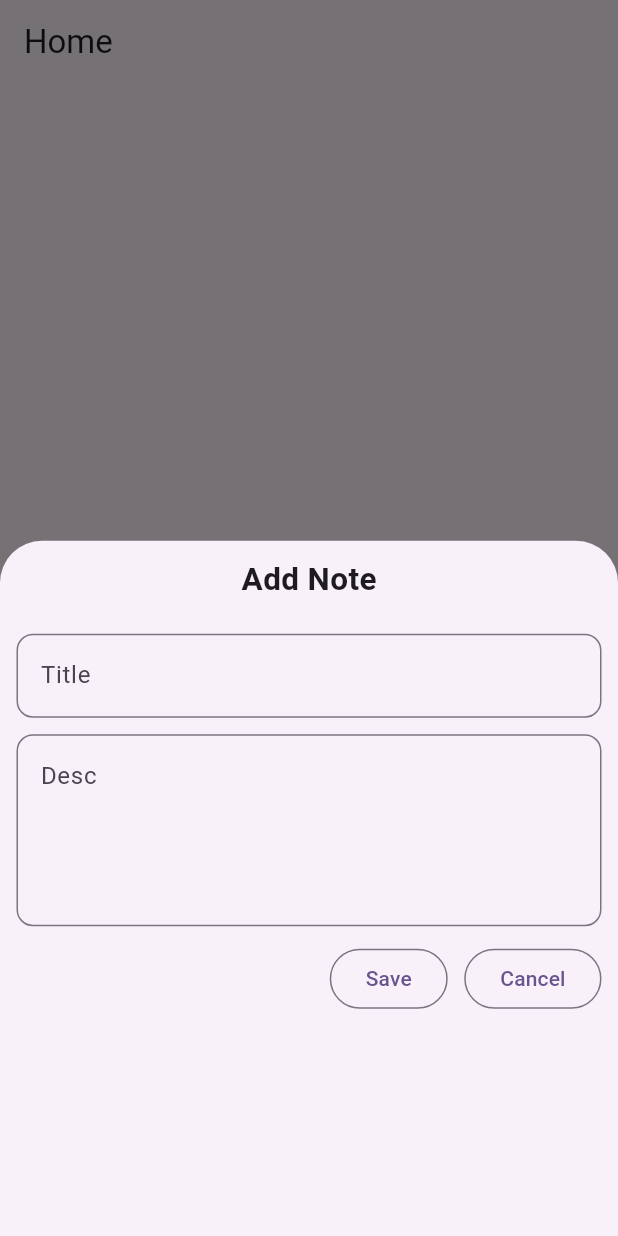
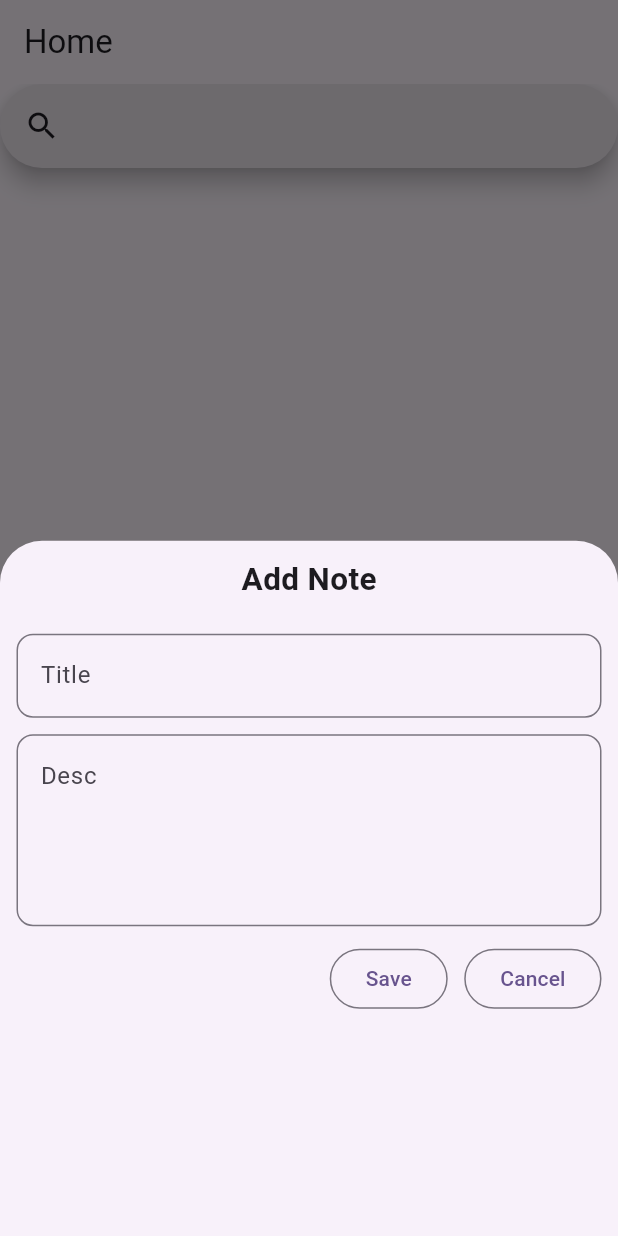
Before and after one commit to raunak2909/db_exp_395, a Flutter app: the screen it shows after launch, after a tap on the "add" icon, on a phone screen of 412 x 824 dp. Run offline on Flutter 3.47's test engine with Material 3 defaults, Android fonts, the phone set to English and light mode, and no system bars; our stand-ins replace sqflite; accounts and stored records are empty.

Commit message:
update with bottomsheet and search in title and desc of note

```diff
--- a/lib/db_helper.dart
+++ b/lib/db_helper.dart
@@ -55,10 +55,10 @@ class DbHelper{
 
   }
 
-  Future<List<Map<String,dynamic>>> fetchAllNotes() async{
+  Future<List<Map<String,dynamic>>> fetchAllNotes({String query = ""}) async{
     var db = await initDB();
 
-    List<Map<String, dynamic>> allData = await db.query(TABLE_NOTE, where: "$COLUMN_NOTE_TITLE = ?", whereArgs: ["Updated Note"]);
+    List<Map<String, dynamic>> allData = await db.query(TABLE_NOTE, where: "$COLUMN_NOTE_TITLE LIKE ? OR $COLUMN_NOTE_DESC LIKE ?", whereArgs: ["%$query%", "%$query%"]);
 
     return allData;
   }
--- a/lib/home_page.dart
+++ b/lib/home_page.dart
@@ -15,6 +15,8 @@ class _HomePageState extends State<HomePage> {
   DateFormat df = DateFormat.yMMMEd();
   TextEditingController titleController = TextEditingController();
   TextEditingController descController = TextEditingController();
+  int isChecked = 0;
+
 
   @override
   void initState() {
@@ -34,15 +36,48 @@ class _HomePageState extends State<HomePage> {
   Widget build(BuildContext context) {
     return Scaffold(
       appBar: AppBar(title: Text('Home')),
-      body: allNotes.isNotEmpty
+      body:/* Column(
+        crossAxisAlignment: CrossAxisAlignment.start,
+        children: [
+          Checkbox(value: isChecked==1, onChanged: (value){
+            isChecked = value! ? 1 : 0;
+            setState(() {});
+          }, activeColor: Colors.amber,),
+          CheckboxListTile(
+            controlAffinity: ListTileControlAffinity.leading,
+            value: isChecked==1, onChanged: (value){
+            isChecked = value! ? 1 : 0;
+            setState(() {});
+          },
+            title: Text('CheckboxListTile'),
+            subtitle: Text('CheckboxListTile subtitle'),
+          ),
+        ],
+      ),*/
+
+
+      Column(
+        children: [
+          SearchBar(
+            padding: WidgetStatePropertyAll(EdgeInsets.symmetric(horizontal: 16)),
+            leading: Icon(Icons.search),
+            onChanged: (value) async{
+              Future.delayed(Duration(seconds: 2));
+              allNotes = await dbHelper!.fetchAllNotes(query: value);
+              setState(() {});
+            },
+          ),
+          SizedBox(
+            height: 16,
+          ),
+          Expanded(
+            child: allNotes.isNotEmpty
                 ? ListView.builder(
                     itemCount: allNotes.length,
                     itemBuilder: (_, index) {
                       return Card(
                         child: ListTile(
-                    leading: Text(
-                      "${index+1}",
-                    ),
+                          leading: Text("${index + 1}"),
                           title: Text(allNotes[index][DbHelper.COLUMN_NOTE_TITLE]),
                           subtitle: Column(
                             crossAxisAlignment: CrossAxisAlignment.start,
@@ -64,38 +99,51 @@ class _HomePageState extends State<HomePage> {
                             mainAxisSize: MainAxisSize.min,
                             children: [
                               IconButton(
-                          onPressed: () async{
-                            bool isUpdated = await dbHelper!.updateNote(
-                              title: "Updated Note",
-                              desc: "This is also updated!!",
+                                onPressed: () async {
+                                  titleController.text = allNotes[index][DbHelper.COLUMN_NOTE_TITLE];
+                                  descController.text = allNotes[index][DbHelper.COLUMN_NOTE_DESC];
+                                  showModalBottomSheet(
+                                    context: context,
+                                    builder: (context) => bottomSheetUI(
+                                      isUpdate: true,
                                       id: allNotes[index][DbHelper.COLUMN_NOTE_ID],
+                                    ),
                                   );
-
-                            if(isUpdated){
-                              getAllNotes();
-                            }
                                 },
                                 icon: Icon(Icons.edit),
                               ),
                               IconButton(
-                          onPressed: () async{
-
-                            showModalBottomSheet(context: context, builder: (_){
+                                onPressed: () async {
+                                  showModalBottomSheet(
+                                    context: context,
+                                    builder: (_) {
                                       return Container(
                                         padding: EdgeInsets.all(11),
                                         height: 140,
                                         child: Column(
                                           children: [
-                                    Text("Are you sure want to DELETE?", style: TextStyle(fontSize: 21, fontWeight: FontWeight.bold),),
-                                    SizedBox(width: 11,),
+                                            Text(
+                                              "Are you sure want to DELETE?",
+                                              style: TextStyle(
+                                                fontSize: 21,
+                                                fontWeight: FontWeight.bold,
+                                              ),
+                                            ),
+                                            SizedBox(width: 11),
 
                                             Row(
-                                mainAxisAlignment: MainAxisAlignment.end,
+                                              mainAxisAlignment:
+                                                  MainAxisAlignment.end,
                                               children: [
                                                 OutlinedButton(
                                                   onPressed: () async {
-                                      bool isDeleted = await dbHelper!.deleteNote(id: allNotes[index][DbHelper.COLUMN_NOTE_ID]);
-                                      if(isDeleted){
+                                                    bool isDeleted = await dbHelper!
+                                                        .deleteNote(
+                                                          id:
+                                                              allNotes[index][DbHelper
+                                                                  .COLUMN_NOTE_ID],
+                                                        );
+                                                    if (isDeleted) {
                                                       getAllNotes();
                                                     }
                                                     Navigator.pop(context);
@@ -114,8 +162,8 @@ class _HomePageState extends State<HomePage> {
                                           ],
                                         ),
                                       );
-                            });
-
+                                    },
+                                  );
                                 },
                                 icon: Icon(Icons.delete, color: Colors.red),
                               ),
@@ -126,6 +174,9 @@ class _HomePageState extends State<HomePage> {
                     },
                   )
                 : Center(child: Text("No Notes yet!!")),
+          ),
+        ],
+      ),
       floatingActionButton: FloatingActionButton(
         onPressed: () async {
           titleController.clear();
@@ -134,17 +185,23 @@ class _HomePageState extends State<HomePage> {
             //isDismissible: false,
             //enableDrag: false,
             context: context,
-            builder: (_) => Container(
+            builder: (_) => bottomSheetUI(),
+          );
+        },
+        child: Icon(Icons.add),
+      ),
+    );
+  }
+
+  Widget bottomSheetUI({bool isUpdate = false, int id = 0}) {
+    return Container(
       padding: EdgeInsets.all(11),
       child: Center(
         child: Column(
           children: [
             Text(
-                      'Add Note',
-                      style: TextStyle(
-                        fontSize: 21,
-                        fontWeight: FontWeight.bold,
-                      ),
+              isUpdate ? 'Update Note' : 'Add Note',
+              style: TextStyle(fontSize: 21, fontWeight: FontWeight.bold),
             ),
             SizedBox(height: 21),
             TextField(
@@ -177,14 +234,28 @@ class _HomePageState extends State<HomePage> {
               children: [
                 OutlinedButton(
                   onPressed: () async {
-                            bool check = await dbHelper!.addNote(
+                    bool check = false;
+
+                    if(titleController.text.isNotEmpty && descController.text.isNotEmpty) {
+                      if (isUpdate) {
+                        check = await dbHelper!.updateNote(
+                          title: titleController.text,
+                          desc: descController.text,
+                          id: id,
+                        );
+                      } else {
+                        check = await dbHelper!.addNote(
                           title: titleController.text,
                           desc: descController.text,
                         );
+                      }
 
                       if (check) {
                         getAllNotes();
                         Navigator.pop(context);
+                      }
+                    } else {
+
                     }
                   },
                   child: Text('Save'),
@@ -201,11 +272,6 @@ class _HomePageState extends State<HomePage> {
           ],
         ),
       ),
-            ),
-          );
-        },
-        child: Icon(Icons.add),
-      ),
     );
   }
 }
```
Lines whose indentation alone changed are shown as unchanged.
